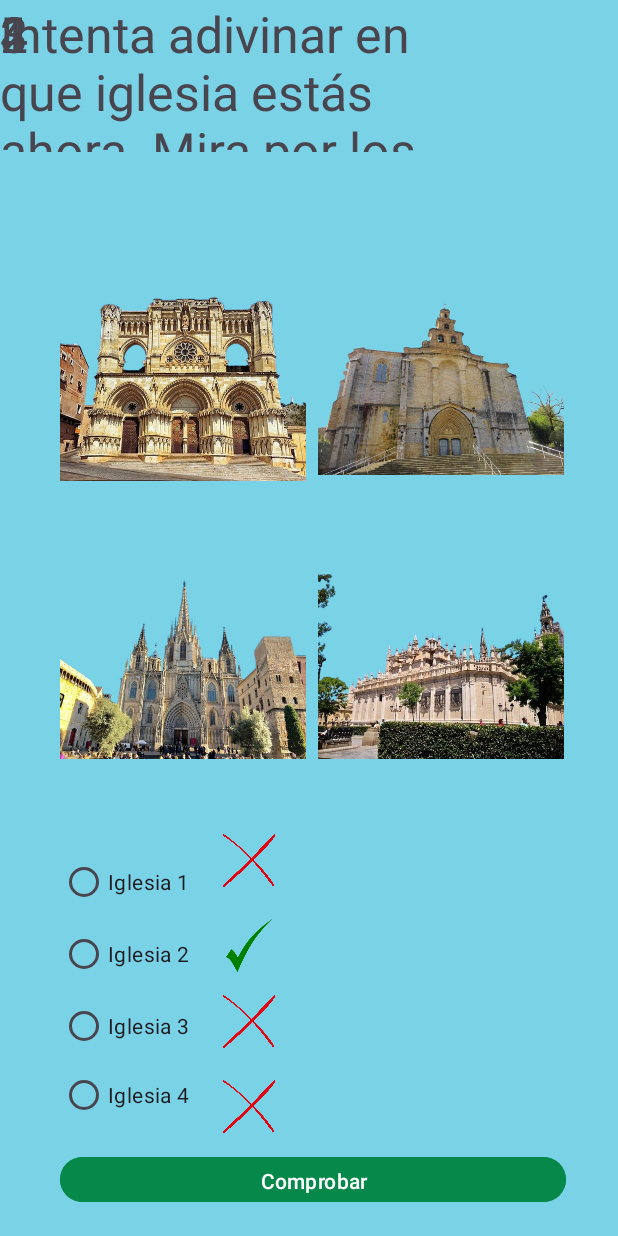
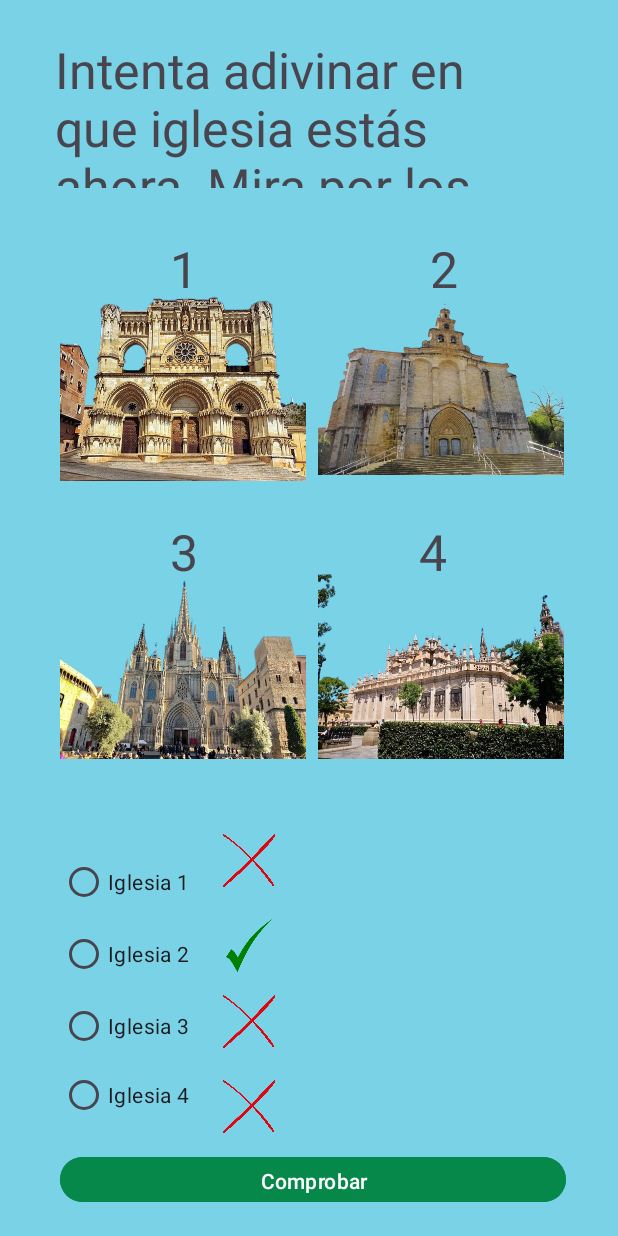
Before and after one commit to Samuelelorrieta/GernikaApp, an Android app: the layout fragment_foto_iglesia.xml on its own in the app's theme, with its tools: preview values and no code run, on a phone screen of 412 x 824 dp. Run offline under Robolectric (Android 15) with nearby library versions, the phone set to English and light mode, and no system bars.

Commit message:
Commit para Don David

```diff
--- a/app/src/main/java/com/example/gernikaapp/MainActivity.java
+++ b/app/src/main/java/com/example/gernikaapp/MainActivity.java
@@ -18,7 +18,7 @@ public class MainActivity extends AppCompatActivity {
 
     private double[] lat = new double[]{43.31502960219348, 43.3120758198961, 43.30888911048448, 43.28397879770591,43.31323892537951, 43.3130240623675};
     private double[] lon = new double[]{-2.6785832178308917, -2.676278594468019, -2.6833587603397713, -2.9645066850317825,-2.6795759699238295, -2.679950266821695};
-    private String[]  nombreUbicacion = new String[]{"Museo de la Paz de Gernika", "Bunker", "Iglesia San Francisco", "Iglesia Andra Mari","Casa de Juntas", "Arbol de Gernika"};
+    private String[]  nombreUbicacion = new String[]{"Museo de la Paz de Gernika", "Búnker", "Iglesia San Francisco", "Iglesia Andra Mari","Casa de Juntas", "Arbol de Gernika"};
 
     @Override
     protected void onCreate(Bundle savedInstanceState) {
--- a/app/src/main/res/layout/fragment_foto_iglesia.xml
+++ b/app/src/main/res/layout/fragment_foto_iglesia.xml
@@ -167,13 +167,15 @@
         android:id="@+id/textViewDescripcion"
         android:layout_width="339dp"
         android:layout_height="101dp"
+        android:layout_marginTop="24dp"
         android:text="Intenta adivinar en que iglesia estás ahora. Mira por los alrededores y clica sobre la iglesia correspondiente en los círculos de abajo."
         android:textFontWeight="30"
         android:textSize="50px"
         android:textStyle="italic"
-        tools:ignore="MissingConstraints"
-        tools:layout_editor_absoluteX="36dp"
-        tools:layout_editor_absoluteY="28dp" />
+        app:layout_constraintEnd_toEndOf="parent"
+        app:layout_constraintStart_toStartOf="parent"
+        app:layout_constraintTop_toTopOf="parent"
+        tools:ignore="MissingConstraints" />
 
     <TextView
         android:id="@+id/textViewIglesia2"
@@ -181,8 +183,12 @@
         android:layout_height="64dp"
         android:text="2"
         android:textSize="50px"
-        tools:layout_editor_absoluteX="286dp"
-        tools:layout_editor_absoluteY="138dp" />
+        app:layout_constraintBottom_toBottomOf="parent"
+        app:layout_constraintEnd_toEndOf="parent"
+        app:layout_constraintHorizontal_bias="0.746"
+        app:layout_constraintStart_toStartOf="parent"
+        app:layout_constraintTop_toTopOf="parent"
+        app:layout_constraintVertical_bias="0.206" />
 
     <TextView
         android:id="@+id/textViewIglesia3"
@@ -190,8 +196,12 @@
         android:layout_height="64dp"
         android:text="3"
         android:textSize="50px"
-        tools:layout_editor_absoluteX="113dp"
-        tools:layout_editor_absoluteY="303dp" />
+        app:layout_constraintBottom_toBottomOf="parent"
+        app:layout_constraintEnd_toEndOf="parent"
+        app:layout_constraintHorizontal_bias="0.295"
+        app:layout_constraintStart_toStartOf="parent"
+        app:layout_constraintTop_toTopOf="parent"
+        app:layout_constraintVertical_bias="0.454" />
 
     <TextView
         android:id="@+id/textViewIglesia4"
@@ -199,8 +209,12 @@
         android:layout_height="64dp"
         android:text="4"
         android:textSize="50px"
-        tools:layout_editor_absoluteX="286dp"
-        tools:layout_editor_absoluteY="303dp" />
+        app:layout_constraintBottom_toBottomOf="parent"
+        app:layout_constraintEnd_toEndOf="parent"
+        app:layout_constraintHorizontal_bias="0.728"
+        app:layout_constraintStart_toStartOf="parent"
+        app:layout_constraintTop_toTopOf="parent"
+        app:layout_constraintVertical_bias="0.454" />
 
     <TextView
         android:id="@+id/textViewIglesia"
@@ -208,6 +222,10 @@
         android:layout_height="64dp"
         android:text="1"
         android:textSize="50px"
-        tools:layout_editor_absoluteX="113dp"
-        tools:layout_editor_absoluteY="138dp" />
+        app:layout_constraintBottom_toBottomOf="parent"
+        app:layout_constraintEnd_toEndOf="parent"
+        app:layout_constraintHorizontal_bias="0.295"
+        app:layout_constraintStart_toStartOf="parent"
+        app:layout_constraintTop_toTopOf="parent"
+        app:layout_constraintVertical_bias="0.206" />
 </androidx.constraintlayout.widget.ConstraintLayout>
```
Also changed, not shown: app/src/main/res/layout/fragment_foto_iglesia2.xml (+30 -11 lines), app/src/main/res/layout/fragment_gernika_video.xml (+6 -1 lines).
